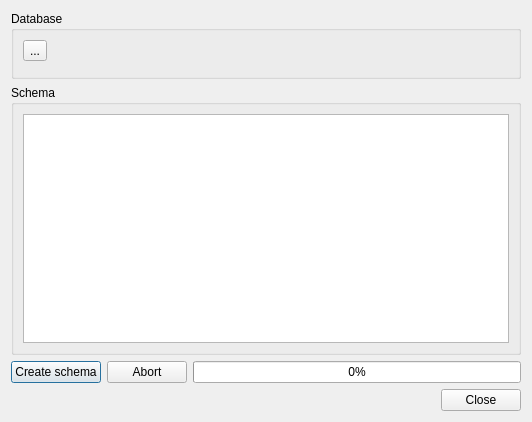
Before: the Qt Designer form src/mdtdatabase/mdtSqlDatabaseSchemaDialog.ui in scandyna/multidiagtools, drawn with Qt 5.
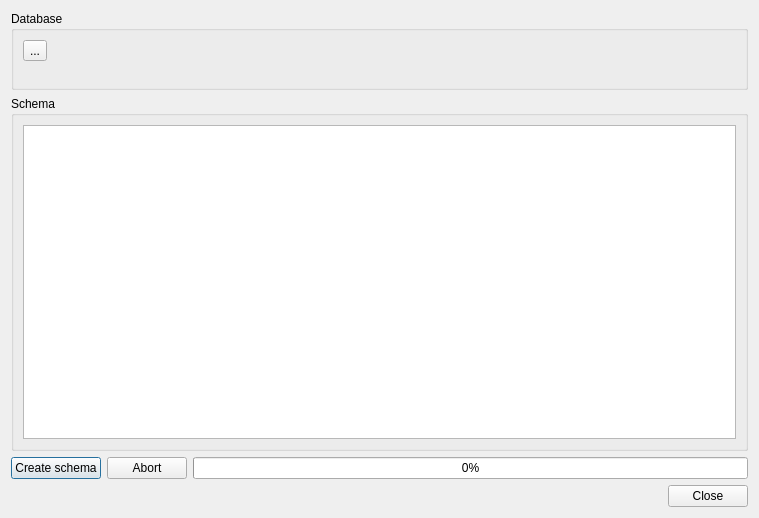
After: the same form once the commit is applied. Icons and pictures are not drawn. Custom widgets are drawn as their Qt base class.

```diff
--- a/src/mdtdatabase/mdtSqlDatabaseSchemaDialog.ui
+++ b/src/mdtdatabase/mdtSqlDatabaseSchemaDialog.ui
@@ -6,8 +6,8 @@
    <rect>
     <x>0</x>
     <y>0</y>
-    <width>532</width>
-    <height>422</height>
+    <width>759</width>
+    <height>518</height>
    </rect>
   </property>
   <property name="windowTitle">
@@ -19,6 +19,8 @@
      <property name="title">
       <string>Database</string>
      </property>
+     <layout class="QHBoxLayout" name="horizontalLayout_2">
+      <item>
      <layout class="QVBoxLayout" name="verticalLayout">
       <item>
        <widget class="QToolButton" name="tbSelectDatabase">
@@ -36,8 +38,39 @@
        </widget>
       </item>
       <item>
+         <spacer name="verticalSpacer">
+          <property name="orientation">
+           <enum>Qt::Vertical</enum>
+          </property>
+          <property name="sizeType">
+           <enum>QSizePolicy::Minimum</enum>
+          </property>
+          <property name="sizeHint" stdset="0">
+           <size>
+            <width>20</width>
+            <height>17</height>
+           </size>
+          </property>
+         </spacer>
+        </item>
+       </layout>
+      </item>
+      <item>
        <widget class="mdtSqlDatabaseBasicInfoWidget" name="wDatabaseInfo" native="true"/>
       </item>
+      <item>
+       <spacer name="horizontalSpacer">
+        <property name="orientation">
+         <enum>Qt::Horizontal</enum>
+        </property>
+        <property name="sizeHint" stdset="0">
+         <size>
+          <width>40</width>
+          <height>20</height>
+         </size>
+        </property>
+       </spacer>
+      </item>
      </layout>
     </widget>
    </item>
```
Left out of the diff: 5 changed lines with no effect on the pictures. Lines whose indentation alone changed are shown as unchanged.
